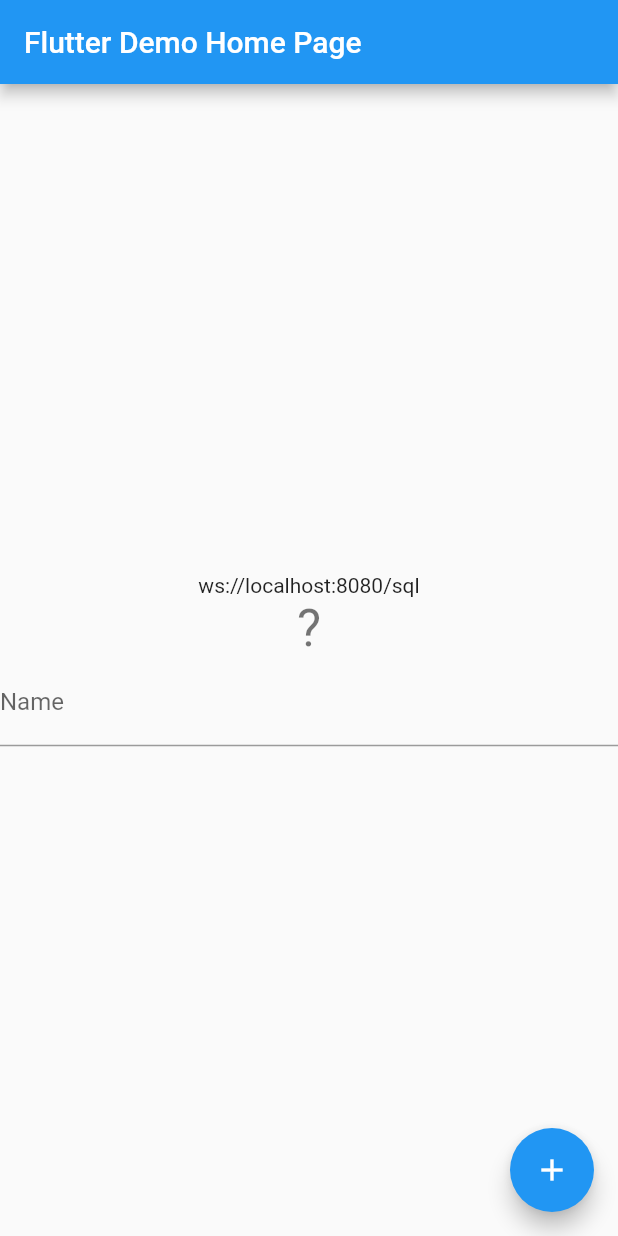
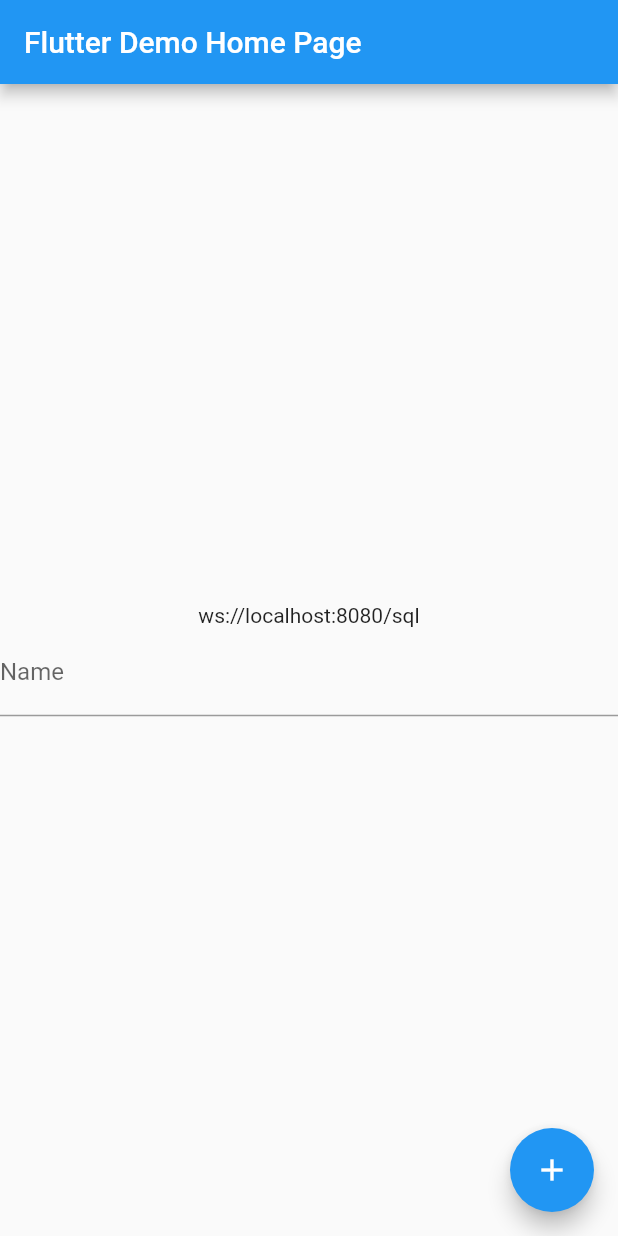
Before and after one commit to EwigSol/dartServerTest, a Flutter app: the screen it shows after launch, after a tap on the "add" icon, on a phone screen of 412 x 824 dp. Run offline on Flutter 3.47's test engine with Material 2 defaults, Android fonts, the phone set to English and light mode, and no system bars; network calls fail.

```diff
--- a/app/lib/main.dart
+++ b/app/lib/main.dart
@@ -33,8 +33,6 @@ class MyHomePage extends StatefulWidget {
 
 class _MyHomePageState extends State<MyHomePage> {
   late WebSocketChannel channel;
-  // int? counter;
-  // Map? map;
 
 // String socketUrl = 'wss://myservernew-rz235lxkgq-uc.a.run.app/ws';
   String socketUrl = 'ws://localhost:8080/sql';
@@ -45,10 +43,7 @@ class _MyHomePageState extends State<MyHomePage> {
     super.initState();
     print(socketUrl);
     channel = WebSocketChannel.connect(Uri.parse(socketUrl));
-
-    channel.stream.listen((data) {
-      print(data);
-    });
+    _buildUserStream();
   }
 
   @override
@@ -57,13 +52,18 @@ class _MyHomePageState extends State<MyHomePage> {
     super.dispose();
   }
 
+  _buildUserStream() {
+    channel.stream.listen((data) {
+      print(data);
+      for (var name in data) {
+        print(name);
+      }
+    });
+  }
+
   _sendIncrementComand(name) async {
     Map<String, dynamic> data = {'name': name, 'action': 'addUser'};
     channel.sink.add(jsonEncode(data));
-  }
-
-  _printMap() {
-    // print(map);
   }
 
   @override
@@ -79,10 +79,25 @@ class _MyHomePageState extends State<MyHomePage> {
             Text(
               socketUrl,
             ),
-            Text(
-              '?',
-              style: Theme.of(context).textTheme.headline4,
-            ),
+            // StreamBuilder(
+            //     stream: json,
+            //     builder: (context, snapshot) {
+            //       return
+            // ListView.builder(
+            //     itemCount: jsonData == null ? 0 : jsonData!.length,
+            //     scrollDirection: Axis.vertical,
+            //     shrinkWrap: true,
+            //     itemBuilder: (context, index) {
+            //       return ListTile(
+            //           title: Text(jsonData == null
+            //               ? 'something coming '
+            //               : jsonData!['name']));
+            //     }),
+            // }),
+            // Text(
+            //   '?',
+            //   style: Theme.of(context).textTheme.headline4,
+            // ),
             TextField(
               controller: nameController,
               decoration: const InputDecoration(
@@ -95,7 +110,6 @@ class _MyHomePageState extends State<MyHomePage> {
       floatingActionButton: FloatingActionButton(
         onPressed: () {
           _sendIncrementComand(nameController.text);
-          _printMap();
         },
         tooltip: 'Increment',
         child: const Icon(Icons.add),
```
Also changed, not shown: app/lib/userModel.dart (added, +11 -0 lines), bin/server.dart (+9 -3 lines).
